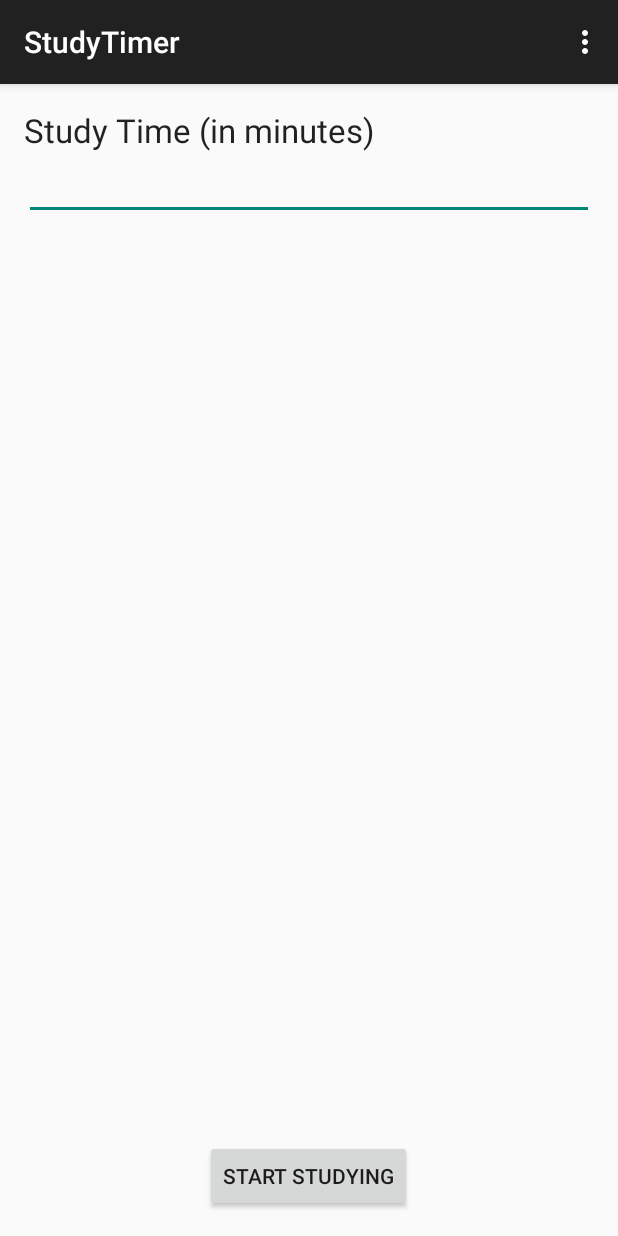
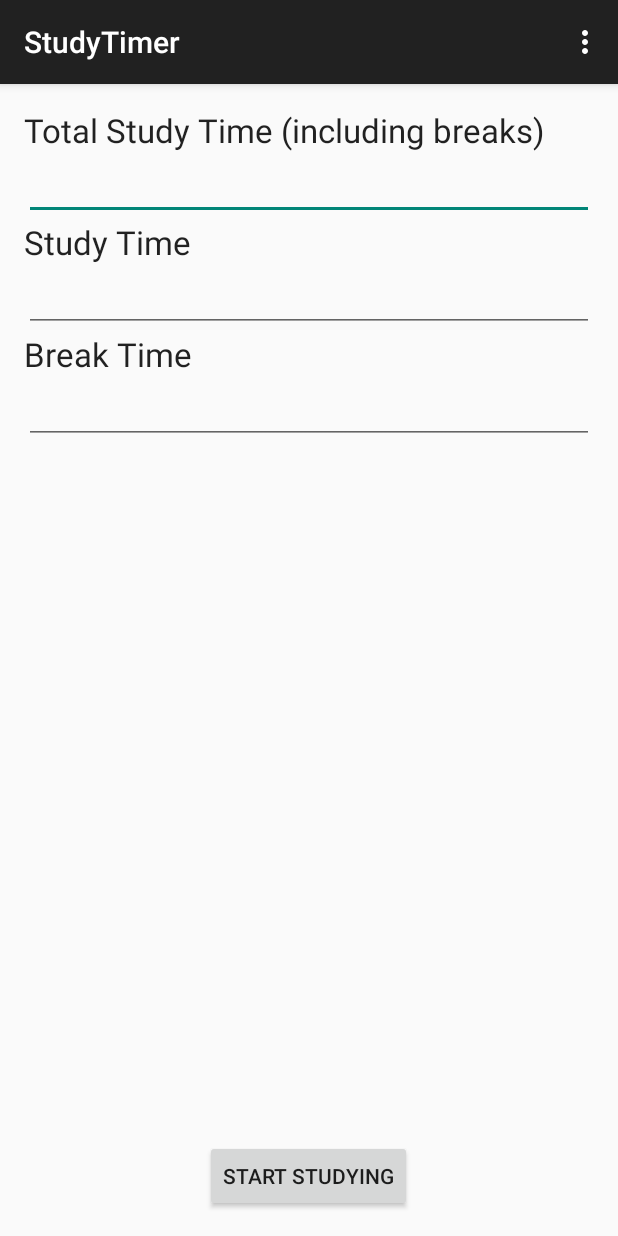
Before and after one commit to astonActiveTeam4/StudyTimer, an Android app: the screen it shows after launch (SetupActivity), on a phone screen of 412 x 824 dp. Run offline under Robolectric (Android 15) with nearby library versions, the phone set to English and light mode, and no system bars.

Commit message:
Fixed several bugs in timing behaviour, oopsie

```diff
--- a/StudyTimer/src/main/java/aston/team4/studytimer/TimerActivity.java
+++ b/StudyTimer/src/main/java/aston/team4/studytimer/TimerActivity.java
@@ -7,6 +7,7 @@ import android.os.Bundle;
 import android.os.Handler;
 import android.support.v4.app.NotificationCompat;
 import android.support.v7.app.ActionBarActivity;
+import android.util.Log;
 import android.view.Menu;
 import android.view.MenuItem;
 import android.widget.TextView;
@@ -140,6 +141,9 @@ public class TimerActivity extends ActionBarActivity
 
         if ( timeLeft <= 0 )
         {
+            Log.d( "TimerActivity", "Stopping timer: " + timerName );
+            stopTimer( timerName );
+
             if ( timerName.equals( STUDY_ID ) )
             {
                 addTimer( BREAK_ID, breakLength );
--- a/StudyTimer/src/main/res/layout/activity_setup.xml
+++ b/StudyTimer/src/main/res/layout/activity_setup.xml
@@ -17,6 +17,21 @@
             android:layout_width="wrap_content"
             android:layout_height="wrap_content"
             android:textAppearance="?android:attr/textAppearanceLarge"
+            android:text="@string/session_time_input_label"
+            />
+
+        <EditText
+            android:layout_width="fill_parent"
+            android:layout_height="wrap_content"
+            android:inputType="number"
+            android:ems="10"
+            android:id="@+id/SessionTimeInput"
+            />
+
+        <TextView
+            android:layout_width="wrap_content"
+            android:layout_height="wrap_content"
+            android:textAppearance="?android:attr/textAppearanceLarge"
             android:text="@string/study_time_input_label"
             />
 
@@ -27,6 +42,19 @@
             android:ems="10"
             android:id="@+id/StudyTimeInput"
             />
+
+        <TextView
+            android:layout_width="wrap_content"
+            android:layout_height="wrap_content"
+            android:textAppearance="?android:attr/textAppearanceLarge"
+            android:text="@string/break_time_input_label"/>
+
+        <EditText
+            android:layout_width="fill_parent"
+            android:layout_height="wrap_content"
+            android:inputType="number"
+            android:ems="10"
+            android:id="@+id/BreakTimeInput"/>
 
     </LinearLayout>
 
--- a/StudyTimer/src/main/res/values/strings.xml
+++ b/StudyTimer/src/main/res/values/strings.xml
@@ -3,7 +3,9 @@
 
     <string name="app_name">StudyTimer</string>
     <string name="action_settings">Settings</string>
-    <string name="study_time_input_label">Study Time (in minutes)</string>
+    <string name="session_time_input_label">Total Study Time (including breaks)</string>
+    <string name="study_time_input_label">Study Time</string>
+    <string name="break_time_input_label">Break Time</string>
     <string name="study_start_button">Start Studying</string>
     <string name="title_activity_timer">TimerActivity</string>
     <string name="hello_world">Hello world!</string>
```
Also changed, not shown: StudyTimer/src/main/java/aston/team4/studytimer/SetupActivity.java (+12 -2 lines), StudyTimer/src/main/java/aston/team4/studytimer/TimerService.java (+4 -3 lines).
